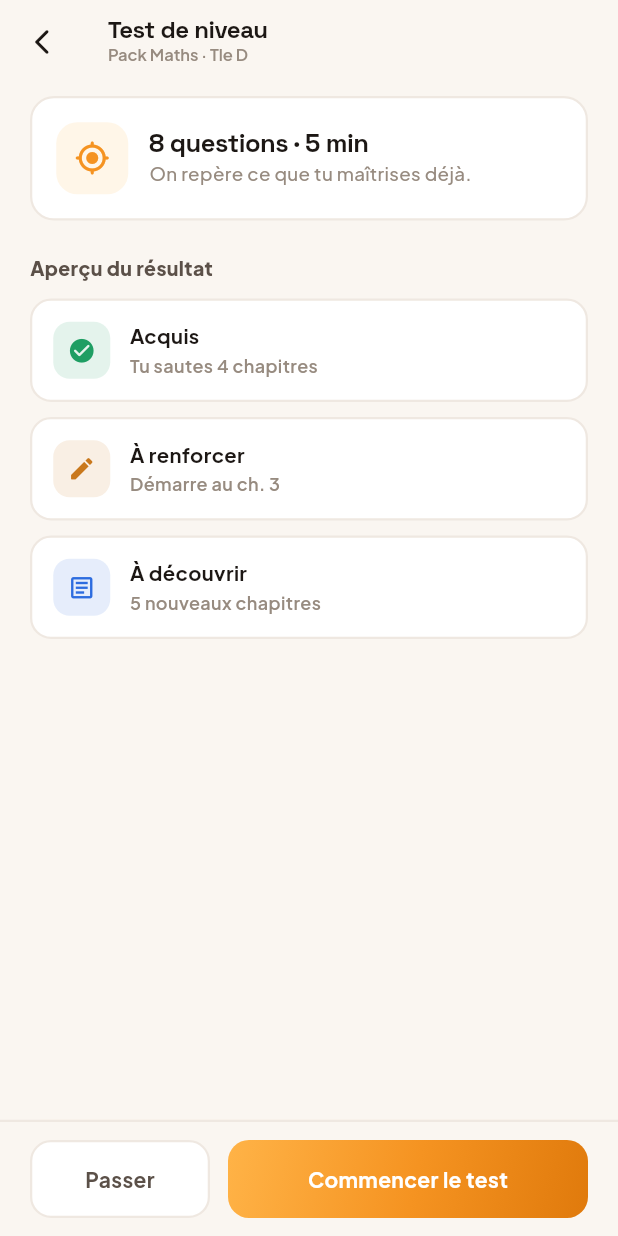
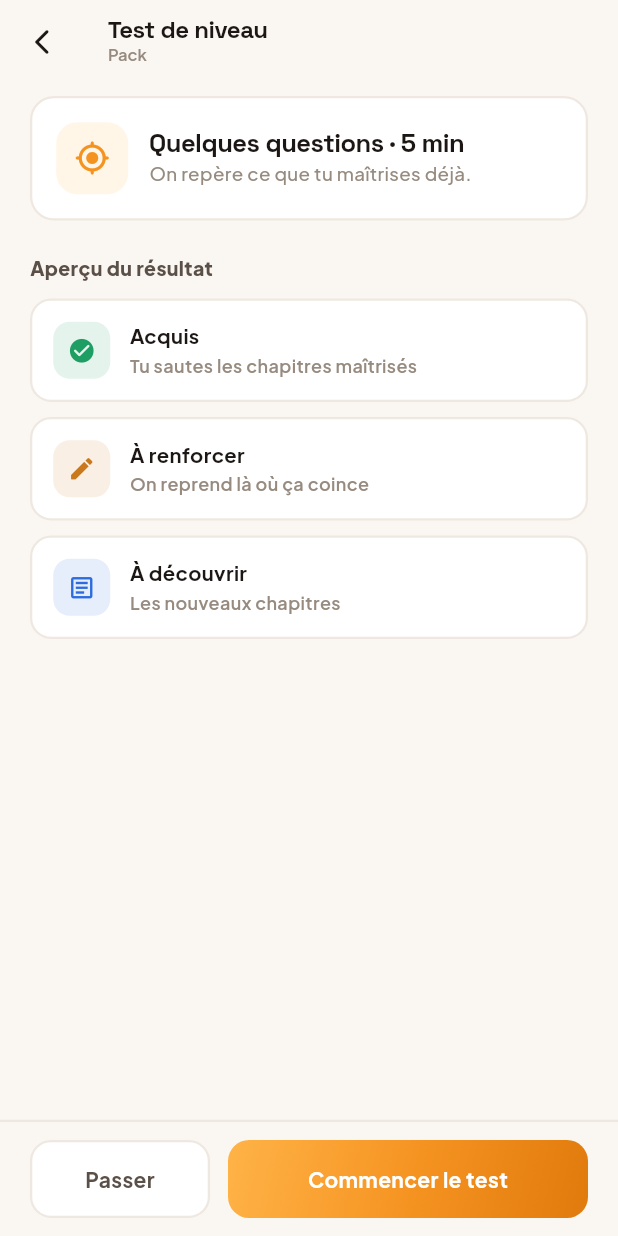
Before and after one commit to ludagg/onbuch-v2, a Flutter app: the PlacementTestScreen screen opened by its route, on a phone screen of 412 x 824 dp. Run offline on Flutter 3.47's test engine with Material 3 defaults, Android fonts, the phone set to English and light mode, and no system bars; our stand-ins replace app_links, appwrite, camera, chewie, file_picker, firebase_core and 16 more; missing offline and left inert: gpt_markdown, syncfusion_flutter_pdfviewer; accounts and stored records are empty; network calls fail.

Commit message:
Cours : « apprendre dans un pack » réel (lecteur, fiche, test)
- Lecteur de leçon : contenu réel des chapitres (getLesson + rendu riche),
  quiz par chapitre via le moteur QCM existant, progression (chapitres vus),
  navigation séquentielle ; aperçus gratuits si pack non possédé.
- Fiche de révision : contenu réel du chapitre + lien quiz.
- Test de positionnement : lance le QCM réel du pack (Passer → lecteur).
- Paramètres passés par la route (subjectId / chapterId) depuis détail & biblio.

Co-Authored-By: Claude Opus 4.8 (1M context) <noreply@anthropic.com>
Claude-Session: https://claude.ai/code/session_01SyEdjYbgCw9yPqHpuvtDDx

```diff
--- a/lib/router/app_router.dart
+++ b/lib/router/app_router.dart
@@ -156,9 +156,9 @@ final appRouter = GoRouter(
     // TEST : écrans Cours (packs) — maquettes navigables (mock, sans backend).
     GoRoute(path: '/cours/pack', builder: (_, s) => PackDetailScreen(subjectId: s.uri.queryParameters['id'])),
     GoRoute(path: '/cours/bibliotheque', builder: (_, __) => const CoursLibraryScreen()),
-    GoRoute(path: '/cours/lecon', builder: (_, __) => const LessonReaderScreen()),
-    GoRoute(path: '/cours/test', builder: (_, __) => const PlacementTestScreen()),
-    GoRoute(path: '/cours/fiche', builder: (_, __) => const RevisionSheetScreen()),
+    GoRoute(path: '/cours/lecon', builder: (_, s) => LessonReaderScreen(subjectId: s.uri.queryParameters['id'], startIndex: int.tryParse(s.uri.queryParameters['i'] ?? '') ?? 0)),
+    GoRoute(path: '/cours/test', builder: (_, s) => PlacementTestScreen(subjectId: s.uri.queryParameters['id'])),
+    GoRoute(path: '/cours/fiche', builder: (_, s) => RevisionSheetScreen(chapterId: s.uri.queryParameters['id'], title: s.uri.queryParameters['t'])),
     GoRoute(path: '/cours/hors-ligne', builder: (_, __) => const PackOfflineScreen()),
     GoRoute(path: '/cours/panier', builder: (_, __) => const CoursCartScreen()),
     ShellRoute(
--- a/lib/screens/cours/cours_library_screen.dart
+++ b/lib/screens/cours/cours_library_screen.dart
@@ -82,7 +82,7 @@ class _CoursLibraryScreenState extends State<CoursLibraryScreen> {
     final pct = _store.progress(p.id);
     final lesson = p.firstLesson ?? 'Première leçon';
     return GestureDetector(
-      onTap: () => context.push('/cours/lecon'),
+      onTap: () => context.push('/cours/lecon?id=${p.id}'),
       child: Container(
         padding: const EdgeInsets.all(14),
         decoration: BoxDecoration(
@@ -109,7 +109,7 @@ class _CoursLibraryScreenState extends State<CoursLibraryScreen> {
   Widget _packRow(Pack p) {
     final pct = _store.progress(p.id);
     return GestureDetector(
-      onTap: () => context.push('/cours/test'),
+      onTap: () => context.push('/cours/test?id=${p.id}'),
       child: Container(
         margin: const EdgeInsets.only(bottom: 10),
         padding: const EdgeInsets.all(13),
--- a/lib/screens/cours/pack_detail_screen.dart
+++ b/lib/screens/cours/pack_detail_screen.dart
@@ -98,7 +98,7 @@ class PackDetailScreen extends StatelessWidget {
         : Container(width: 30, height: 30, decoration: BoxDecoration(color: locked ? OC.panel : OC.o50, borderRadius: BorderRadius.circular(9)),
             alignment: Alignment.center, child: Text('${i + 1}', style: body(13, weight: FontWeight.w800, color: locked ? OC.muted : OC.o600)));
     return GestureDetector(
-      onTap: open ? () => context.push('/cours/lecon') : null,
+      onTap: open ? () => context.push('/cours/lecon?id=${p.id}&i=$i') : null,
       child: Container(
         margin: const EdgeInsets.only(bottom: 9),
         padding: const EdgeInsets.all(13),
@@ -129,7 +129,7 @@ class PackDetailScreen extends StatelessWidget {
     late String label; late VoidCallback onTap;
     if (owned) {
       label = 'Commencer le pack';
-      onTap = () => context.push('/cours/lecon');
+      onTap = () => context.push('/cours/lecon?id=${p.id}');
     } else if (p.premium && inCart) {
       label = 'Voir le panier';
       onTap = () => context.push('/cours/panier');
--- a/lib/screens/cours/placement_test_screen.dart
+++ b/lib/screens/cours/placement_test_screen.dart
@@ -1,22 +1,24 @@
 import 'package:flutter/material.dart';
 import 'package:go_router/go_router.dart';
 import '../../theme/app_theme.dart';
-
-// ── MOCK (valeurs/libellés EXACTS du wireframe — écran 7). Aucune API. ────────
-const _kTest = (pack: 'Pack Maths · Tle D', q: '8 questions · 5 min', sub: 'On repère ce que tu maîtrises déjà.');
+import '../../models/course.dart';
+import '../../services/cours_packs_service.dart';
 
 const _kOutcomes = <({IconData icon, String title, String sub, int kind})>[
-  (icon: Icons.check_circle_rounded, title: 'Acquis', sub: 'Tu sautes 4 chapitres', kind: 0),
-  (icon: Icons.edit_rounded, title: 'À renforcer', sub: 'Démarre au ch. 3', kind: 1),
-  (icon: Icons.article_outlined, title: 'À découvrir', sub: '5 nouveaux chapitres', kind: 2),
+  (icon: Icons.check_circle_rounded, title: 'Acquis', sub: 'Tu sautes les chapitres maîtrisés', kind: 0),
+  (icon: Icons.edit_rounded, title: 'À renforcer', sub: 'On reprend là où ça coince', kind: 1),
+  (icon: Icons.article_outlined, title: 'À découvrir', sub: 'Les nouveaux chapitres', kind: 2),
 ];
 
-/// Test de positionnement (à l'ouverture d'un pack) — écran 7.
+/// Test de positionnement (à l'ouverture d'un pack) — lance le moteur QCM réel.
 class PlacementTestScreen extends StatelessWidget {
-  const PlacementTestScreen({super.key});
+  final String? subjectId;
+  const PlacementTestScreen({super.key, this.subjectId});
 
   @override
   Widget build(BuildContext context) {
+    final p = CoursPacks.instance.byId(subjectId ?? '');
+    final reader = '/cours/lecon?id=${subjectId ?? ''}';
     return Scaffold(
       backgroundColor: OC.bg,
       appBar: AppBar(
@@ -25,7 +27,7 @@ class PlacementTestScreen extends StatelessWidget {
         leading: IconButton(icon: const Icon(Icons.arrow_back_ios_new_rounded, size: 20), onPressed: () => context.pop()),
         title: Column(crossAxisAlignment: CrossAxisAlignment.start, children: [
           Text('Test de niveau', style: display(16, weight: FontWeight.w700)),
-          Text(_kTest.pack, style: body(11, color: OC.muted, weight: FontWeight.w600)),
+          Text(p == null ? 'Pack' : 'Pack ${p.name}', style: body(11, color: OC.muted, weight: FontWeight.w600)),
         ]),
       ),
       body: ListView(
@@ -39,9 +41,9 @@ class PlacementTestScreen extends StatelessWidget {
                   child: Icon(Icons.my_location_rounded, color: OC.o500, size: 24)),
               const SizedBox(width: 14),
               Expanded(child: Column(crossAxisAlignment: CrossAxisAlignment.start, children: [
-                Text(_kTest.q, style: display(17, weight: FontWeight.w700)),
+                Text('Quelques questions · 5 min', style: display(17, weight: FontWeight.w700)),
                 const SizedBox(height: 2),
-                Text(_kTest.sub, style: body(12.5, color: OC.muted, weight: FontWeight.w500)),
+                Text('On repère ce que tu maîtrises déjà.', style: body(12.5, color: OC.muted, weight: FontWeight.w500)),
               ])),
             ]),
           ),
@@ -56,23 +58,22 @@ class PlacementTestScreen extends StatelessWidget {
         decoration: BoxDecoration(color: OC.bg, border: Border(top: BorderSide(color: OC.line, width: 1.5))),
         child: Row(children: [
           Expanded(child: GestureDetector(
-            onTap: () => context.push('/cours/lecon'),
-            child: Container(
-              height: 52,
-              decoration: BoxDecoration(color: OC.paper, borderRadius: BorderRadius.circular(14), border: Border.all(color: OC.line, width: 1.5)),
-              alignment: Alignment.center,
-              child: Text('Passer', style: body(14, weight: FontWeight.w700, color: OC.ink2)),
-            ),
+            onTap: () => context.push(reader),
+            child: Container(height: 52, decoration: BoxDecoration(color: OC.paper, borderRadius: BorderRadius.circular(14), border: Border.all(color: OC.line, width: 1.5)),
+                alignment: Alignment.center, child: Text('Passer', style: body(14, weight: FontWeight.w700, color: OC.ink2))),
           )),
           const SizedBox(width: 12),
           Expanded(flex: 2, child: GestureDetector(
-            onTap: () => context.push('/cours/lecon'),
-            child: Container(
-              height: 52,
-              decoration: BoxDecoration(gradient: OC.grad, borderRadius: BorderRadius.circular(14)),
-              alignment: Alignment.center,
-              child: Text('Commencer le test', style: body(14, weight: FontWeight.w700, color: Colors.white)),
-            ),
+            onTap: () {
+              final m = (p != null && p.modules.isNotEmpty) ? p.modules.first : null;
+              if (m == null) { context.push(reader); return; }
+              context.push('/cours-quiz', extra: {
+                'chapter': Chapter(id: m.id, subjectId: p!.id, title: m.title),
+                'subject': p.name,
+              });
+            },
+            child: Container(height: 52, decoration: BoxDecoration(gradient: OC.grad, borderRadius: BorderRadius.circular(14)),
+                alignment: Alignment.center, child: Text('Commencer le test', style: body(14, weight: FontWeight.w700, color: Colors.white))),
           )),
         ]),
       ),
```
Also changed, not shown: lib/screens/cours/lesson_reader_screen.dart (+120 -97 lines), lib/screens/cours/revision_sheet_screen.dart (+35 -55 lines).
